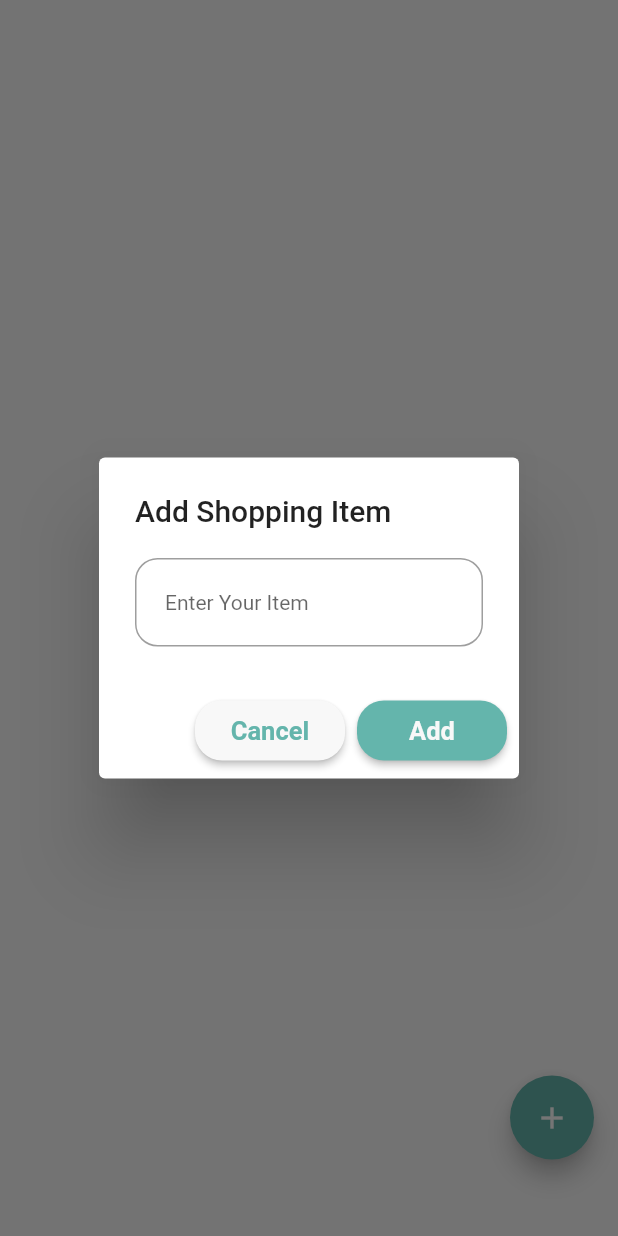
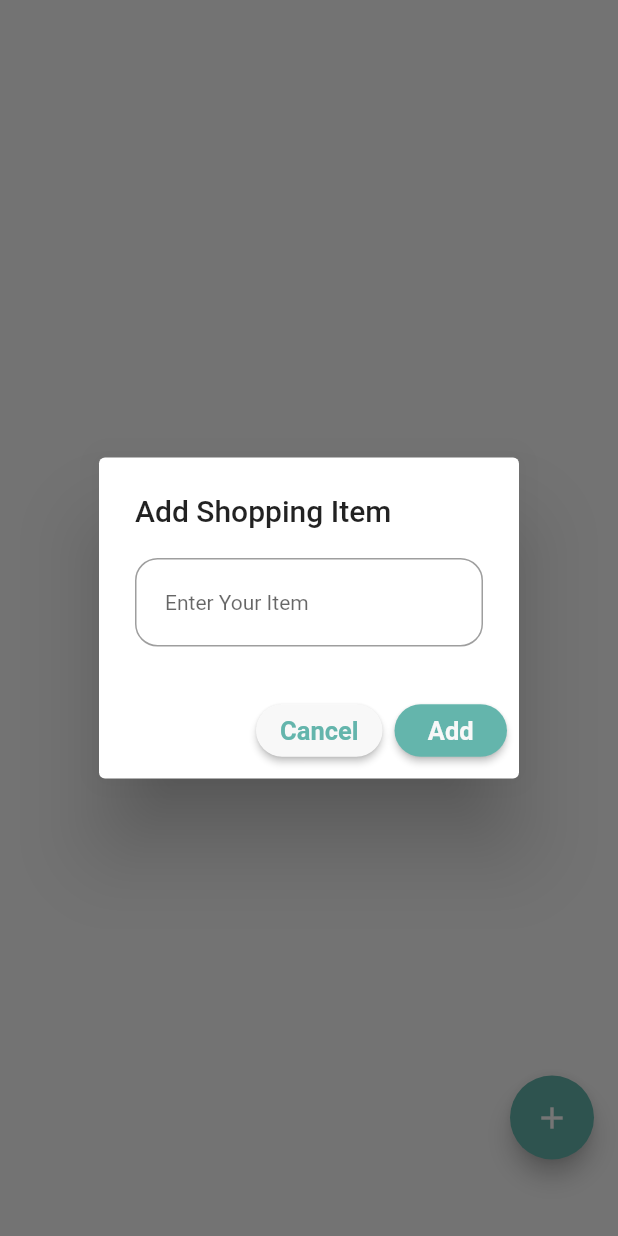
Before and after one commit to Gift-Phutatham/fridgey, a Flutter app: the ShoppingListPage screen opened directly, after a tap on the "add" icon, on a phone screen of 412 x 824 dp. Run offline on Flutter 3.47's test engine with Material 2 defaults, Android fonts, the phone set to English and light mode, and no system bars; our stand-ins replace dropdown_button2, sqflite; accounts and stored records are empty.

Commit message:
prettify ui

```diff
--- a/lib/pages/shopping_list_page.dart
+++ b/lib/pages/shopping_list_page.dart
@@ -83,7 +83,7 @@ class _ShoppingListPageState extends State<ShoppingListPage> {
         primary: backgroundColor,
         shape:
             RoundedRectangleBorder(borderRadius: BorderRadius.circular(18.0)),
-        minimumSize: const Size(100, 40),
+        minimumSize: const Size(75, 35),
       ),
       onPressed: () {
         if (isAddButton) {
```
